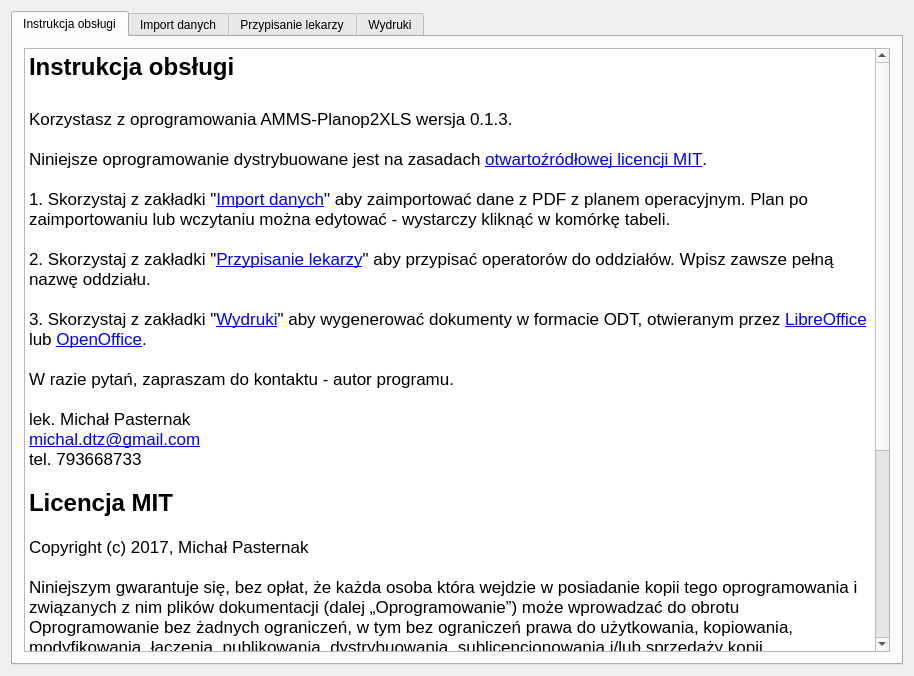
mpasternak/amms-planop2xls, file amms_planop2xls/mainwindow.ui: the form before one commit.
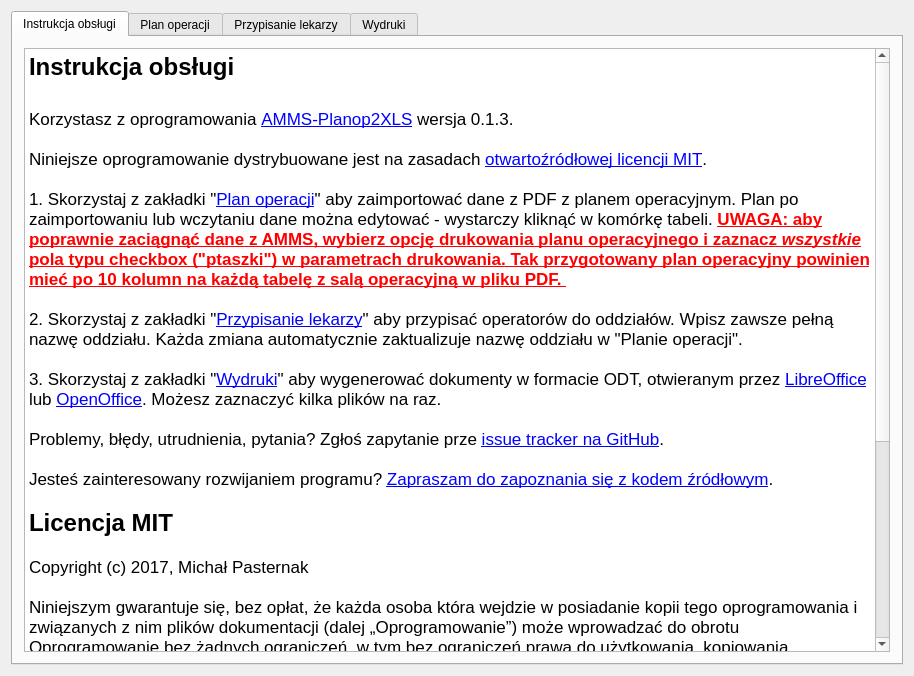
The form after the commit. The open tabs and pages were chosen to show the change. Icons and pictures are not drawn.

Commit message: Rozbudowana pomoc, wyrzucone niepotrzebne przyciski i marginesy

Diff of the .ui file:
```diff
--- a/amms_planop2xls/mainwindow.ui
+++ b/amms_planop2xls/mainwindow.ui
@@ -40,21 +40,19 @@
 &lt;/style&gt;&lt;/head&gt;&lt;body style=&quot; font-family:'.SF NS Text'; font-size:13pt; font-weight:400; font-style:normal;&quot;&gt;
 &lt;p style=&quot; margin-top:0px; margin-bottom:0px; margin-left:0px; margin-right:0px; -qt-block-indent:0; text-indent:0px;&quot;&gt;&lt;span style=&quot; font-size:18pt; font-weight:600;&quot;&gt;Instrukcja obsługi&lt;/span&gt;&lt;/p&gt;
 &lt;p style=&quot;-qt-paragraph-type:empty; margin-top:0px; margin-bottom:0px; margin-left:0px; margin-right:0px; -qt-block-indent:0; text-indent:0px; font-size:18pt; font-weight:600;&quot;&gt;&lt;br /&gt;&lt;/p&gt;
-&lt;p style=&quot; margin-top:0px; margin-bottom:0px; margin-left:0px; margin-right:0px; -qt-block-indent:0; text-indent:0px;&quot;&gt;Korzystasz z oprogramowania AMMS-Planop2XLS wersja 0.1.3. &lt;/p&gt;
+&lt;p style=&quot; margin-top:0px; margin-bottom:0px; margin-left:0px; margin-right:0px; -qt-block-indent:0; text-indent:0px;&quot;&gt;Korzystasz z oprogramowania &lt;a href=&quot;https://github.com/mpasternak/amms-planop2xls&quot;&gt;&lt;span style=&quot; text-decoration: underline; color:#0000ff;&quot;&gt;AMMS-Planop2XLS&lt;/span&gt;&lt;/a&gt; wersja 0.1.3. &lt;/p&gt;
 &lt;p style=&quot;-qt-paragraph-type:empty; margin-top:0px; margin-bottom:0px; margin-left:0px; margin-right:0px; -qt-block-indent:0; text-indent:0px;&quot;&gt;&lt;br /&gt;&lt;/p&gt;
 &lt;p style=&quot; margin-top:0px; margin-bottom:0px; margin-left:0px; margin-right:0px; -qt-block-indent:0; text-indent:0px;&quot;&gt;Niniejsze oprogramowanie dystrybuowane jest na zasadach &lt;a href=&quot;https://pl.wikipedia.org/wiki/Licencja_MIT&quot;&gt;&lt;span style=&quot; text-decoration: underline; color:#0000ff;&quot;&gt;otwartoźródłowej licencji MIT&lt;/span&gt;&lt;/a&gt;. &lt;/p&gt;
 &lt;p style=&quot;-qt-paragraph-type:empty; margin-top:0px; margin-bottom:0px; margin-left:0px; margin-right:0px; -qt-block-indent:0; text-indent:0px;&quot;&gt;&lt;br /&gt;&lt;/p&gt;
-&lt;p style=&quot; margin-top:0px; margin-bottom:0px; margin-left:0px; margin-right:0px; -qt-block-indent:0; text-indent:0px;&quot;&gt;1. Skorzystaj z zakładki &amp;quot;&lt;a href=&quot;tab://1&quot;&gt;&lt;span style=&quot; text-decoration: underline; color:#0000ff;&quot;&gt;Import danych&lt;/span&gt;&lt;/a&gt;&amp;quot; aby zaimportować dane z PDF z planem operacyjnym. Plan po zaimportowaniu lub wczytaniu można edytować - wystarczy kliknąć w komórkę tabeli. &lt;/p&gt;
+&lt;p style=&quot; margin-top:0px; margin-bottom:0px; margin-left:0px; margin-right:0px; -qt-block-indent:0; text-indent:0px;&quot;&gt;1. Skorzystaj z zakładki &amp;quot;&lt;a href=&quot;tab://1&quot;&gt;&lt;span style=&quot; text-decoration: underline; color:#0000ff;&quot;&gt;Plan operacji&lt;/span&gt;&lt;/a&gt;&amp;quot; aby zaimportować dane z PDF z planem operacyjnym. Plan po zaimportowaniu lub wczytaniu dane można edytować - wystarczy kliknąć w komórkę tabeli. &lt;span style=&quot; font-weight:600; text-decoration: underline; color:#ff0000;&quot;&gt;UWAGA: aby poprawnie zaciągnąć dane z AMMS, wybierz opcję drukowania planu operacyjnego i zaznacz &lt;/span&gt;&lt;span style=&quot; font-weight:600; font-style:italic; text-decoration: underline; color:#ff0000;&quot;&gt;wszystkie&lt;/span&gt;&lt;span style=&quot; font-weight:600; text-decoration: underline; color:#ff0000;&quot;&gt; pola typu checkbox (&amp;quot;ptaszki&amp;quot;) w parametrach drukowania. Tak przygotowany plan operacyjny powinien mieć po 10 kolumn na każdą tabelę z salą operacyjną w pliku PDF. &lt;/span&gt;&lt;/p&gt;
 &lt;p style=&quot;-qt-paragraph-type:empty; margin-top:0px; margin-bottom:0px; margin-left:0px; margin-right:0px; -qt-block-indent:0; text-indent:0px;&quot;&gt;&lt;br /&gt;&lt;/p&gt;
-&lt;p style=&quot; margin-top:0px; margin-bottom:0px; margin-left:0px; margin-right:0px; -qt-block-indent:0; text-indent:0px;&quot;&gt;2. Skorzystaj z zakładki &amp;quot;&lt;a href=&quot;tab://2&quot;&gt;&lt;span style=&quot; text-decoration: underline; color:#0000ff;&quot;&gt;Przypisanie lekarzy&lt;/span&gt;&lt;/a&gt;&amp;quot; aby przypisać operatorów do oddziałów. Wpisz zawsze pełną nazwę oddziału. &lt;/p&gt;
+&lt;p style=&quot; margin-top:0px; margin-bottom:0px; margin-left:0px; margin-right:0px; -qt-block-indent:0; text-indent:0px;&quot;&gt;2. Skorzystaj z zakładki &amp;quot;&lt;a href=&quot;tab://2&quot;&gt;&lt;span style=&quot; text-decoration: underline; color:#0000ff;&quot;&gt;Przypisanie lekarzy&lt;/span&gt;&lt;/a&gt;&amp;quot; aby przypisać operatorów do oddziałów. Wpisz zawsze pełną nazwę oddziału. Każda zmiana automatycznie zaktualizuje nazwę oddziału w &amp;quot;Planie operacji&amp;quot;. &lt;/p&gt;
 &lt;p style=&quot;-qt-paragraph-type:empty; margin-top:0px; margin-bottom:0px; margin-left:0px; margin-right:0px; -qt-block-indent:0; text-indent:0px;&quot;&gt;&lt;br /&gt;&lt;/p&gt;
-&lt;p style=&quot; margin-top:0px; margin-bottom:0px; margin-left:0px; margin-right:0px; -qt-block-indent:0; text-indent:0px;&quot;&gt;3. Skorzystaj z zakładki &amp;quot;&lt;a href=&quot;tab://3&quot;&gt;&lt;span style=&quot; text-decoration: underline; color:#0000ff;&quot;&gt;Wydruki&lt;/span&gt;&lt;/a&gt;&amp;quot; aby wygenerować dokumenty w formacie ODT, otwieranym przez &lt;a href=&quot;http://www.libreoffice.org&quot;&gt;&lt;span style=&quot; text-decoration: underline; color:#0000ff;&quot;&gt;LibreOffice&lt;/span&gt;&lt;/a&gt; lub &lt;a href=&quot;https://www.openoffice.org&quot;&gt;&lt;span style=&quot; text-decoration: underline; color:#0000ff;&quot;&gt;OpenOffice&lt;/span&gt;&lt;/a&gt;. &lt;/p&gt;
+&lt;p style=&quot; margin-top:0px; margin-bottom:0px; margin-left:0px; margin-right:0px; -qt-block-indent:0; text-indent:0px;&quot;&gt;3. Skorzystaj z zakładki &amp;quot;&lt;a href=&quot;tab://3&quot;&gt;&lt;span style=&quot; text-decoration: underline; color:#0000ff;&quot;&gt;Wydruki&lt;/span&gt;&lt;/a&gt;&amp;quot; aby wygenerować dokumenty w formacie ODT, otwieranym przez &lt;a href=&quot;http://www.libreoffice.org&quot;&gt;&lt;span style=&quot; text-decoration: underline; color:#0000ff;&quot;&gt;LibreOffice&lt;/span&gt;&lt;/a&gt; lub &lt;a href=&quot;https://www.openoffice.org&quot;&gt;&lt;span style=&quot; text-decoration: underline; color:#0000ff;&quot;&gt;OpenOffice&lt;/span&gt;&lt;/a&gt;. Możesz zaznaczyć kilka plików na raz. &lt;/p&gt;
 &lt;p style=&quot;-qt-paragraph-type:empty; margin-top:0px; margin-bottom:0px; margin-left:0px; margin-right:0px; -qt-block-indent:0; text-indent:0px;&quot;&gt;&lt;br /&gt;&lt;/p&gt;
-&lt;p style=&quot; margin-top:0px; margin-bottom:0px; margin-left:0px; margin-right:0px; -qt-block-indent:0; text-indent:0px;&quot;&gt;W razie pytań, zapraszam do kontaktu - autor programu. &lt;/p&gt;
+&lt;p style=&quot; margin-top:0px; margin-bottom:0px; margin-left:0px; margin-right:0px; -qt-block-indent:0; text-indent:0px;&quot;&gt;Problemy, błędy, utrudnienia, pytania? Zgłoś zapytanie prze &lt;a href=&quot;https://github.com/mpasternak/amms-planop2xls/issues&quot;&gt;&lt;span style=&quot; text-decoration: underline; color:#0000ff;&quot;&gt;issue tracker na GitHub&lt;/span&gt;&lt;/a&gt;. &lt;/p&gt;
 &lt;p style=&quot;-qt-paragraph-type:empty; margin-top:0px; margin-bottom:0px; margin-left:0px; margin-right:0px; -qt-block-indent:0; text-indent:0px;&quot;&gt;&lt;br /&gt;&lt;/p&gt;
-&lt;p style=&quot; margin-top:0px; margin-bottom:0px; margin-left:0px; margin-right:0px; -qt-block-indent:0; text-indent:0px;&quot;&gt;lek. Michał Pasternak&lt;/p&gt;
-&lt;p style=&quot; margin-top:0px; margin-bottom:0px; margin-left:0px; margin-right:0px; -qt-block-indent:0; text-indent:0px;&quot;&gt;&lt;a href=&quot;mailto:michal.dtz@gmail.com?Subject=AMMS-PlanOp2XLS-help-tabl&quot;&gt;&lt;span style=&quot; text-decoration: underline; color:#0000ff;&quot;&gt;michal.dtz@gmail.com&lt;/span&gt;&lt;/a&gt;&lt;/p&gt;
-&lt;p style=&quot; margin-top:0px; margin-bottom:0px; margin-left:0px; margin-right:0px; -qt-block-indent:0; text-indent:0px;&quot;&gt;tel. 793668733&lt;/p&gt;
+&lt;p style=&quot; margin-top:0px; margin-bottom:0px; margin-left:0px; margin-right:0px; -qt-block-indent:0; text-indent:0px;&quot;&gt;Jesteś zainteresowany rozwijaniem programu? &lt;a href=&quot;https://github.com/mpasternak/amms-planop2xls&quot;&gt;&lt;span style=&quot; text-decoration: underline; color:#0000ff;&quot;&gt;Zapraszam do zapoznania się z kodem źródłowym&lt;/span&gt;&lt;/a&gt;. &lt;/p&gt;
 &lt;p style=&quot;-qt-paragraph-type:empty; margin-top:0px; margin-bottom:0px; margin-left:0px; margin-right:0px; -qt-block-indent:0; text-indent:0px;&quot;&gt;&lt;br /&gt;&lt;/p&gt;
 &lt;p style=&quot; margin-top:0px; margin-bottom:0px; margin-left:0px; margin-right:0px; -qt-block-indent:0; text-indent:0px;&quot;&gt;&lt;span style=&quot; font-size:18pt; font-weight:600;&quot;&gt;Licencja MIT&lt;/span&gt;&lt;/p&gt;
 &lt;p style=&quot; margin-top:0px; margin-bottom:0px; margin-left:0px; margin-right:0px; -qt-block-indent:0; text-indent:0px;&quot;&gt;&lt;span style=&quot; font-family:'Menlo'; color:#000000;&quot;&gt;&lt;br /&gt;&lt;/span&gt;&lt;span style=&quot; font-family:'Menlo'; color:#000000; background-color:#ffffff;&quot;&gt;Copyright (c) 2017, Michał Pasternak&lt;/span&gt;&lt;span style=&quot; font-family:'Menlo'; color:#000000;&quot;&gt;&lt;br /&gt;&lt;br /&gt;Niniejszym gwarantuje się, bez opłat, że każda osoba która wejdzie w posiadanie kopii tego oprogramowania i związanych z nim plików dokumentacji (dalej „Oprogramowanie”) może wprowadzać do obrotu Oprogramowanie bez żadnych ograniczeń, w tym bez ograniczeń prawa do użytkowania, kopiowania, modyfikowania, łączenia, publikowania, dystrybuowania, sublicencjonowania i/lub sprzedaży kopii Oprogramowania a także zezwalania osobie, której Oprogramowanie zostało dostarczone czynienia tego samego, z zastrzeżeniem następujących warunków:&lt;br /&gt;&lt;br /&gt;Powyższa nota zastrzegająca prawa autorskie oraz niniejsza nota zezwalająca muszą zostać włączone do wszystkich kopii lub istotnych części Oprogramowania.&lt;br /&gt;&lt;br /&gt;&lt;/span&gt;&lt;span style=&quot; font-family:'Menlo'; font-weight:600; color:#000000;&quot;&gt;OPROGRAMOWANIE JEST DOSTARCZONE TAKIM, JAKIE JEST, BEZ JAKIEJKOLWIEK GWARANCJI, WYRAŹNEJ LUB DOROZUMIANEJ, NIE WYŁĄCZAJĄC GWARANCJI PRZYDATNOŚCI HANDLOWEJ LUB PRZYDATNOŚCI DO OKREŚLONYCH CELÓW A TAKŻE BRAKU WAD PRAWNYCH. W ŻADNYM PRZYPADKU TWÓRCA LUB POSIADACZ PRAW AUTORSKICH NIE MOŻE PONOSIĆ ODPOWIEDZIALNOŚCI Z TYTUŁU ROSZCZEŃ LUB WYRZĄDZONEJ SZKODY A TAKŻE ŻADNEJ INNEJ ODPOWIEDZIALNOŚCI CZY TO WYNIKAJĄCEJ Z UMOWY, DELIKTU, CZY JAKIEJKOLWIEK INNEJ PODSTAWY POWSTAŁEJ W ZWIĄZKU Z OPROGRAMOWANIEM LUB UŻYTKOWANIEM GO LUB WPROWADZANIEM GO DO OBROTU.&lt;/span&gt;&lt;/p&gt;&lt;/body&gt;&lt;/html&gt;</string>
@@ -65,7 +63,7 @@
       </widget>
       <widget class="QWidget" name="tab">
        <attribute name="title">
-        <string>Import danych</string>
+        <string>Plan operacji</string>
        </attribute>
        <layout class="QVBoxLayout" name="verticalLayout">
         <item>
```
Left out of the diff: 39 changed lines with no effect on the pictures. Lines whose indentation alone changed are shown as unchanged.
